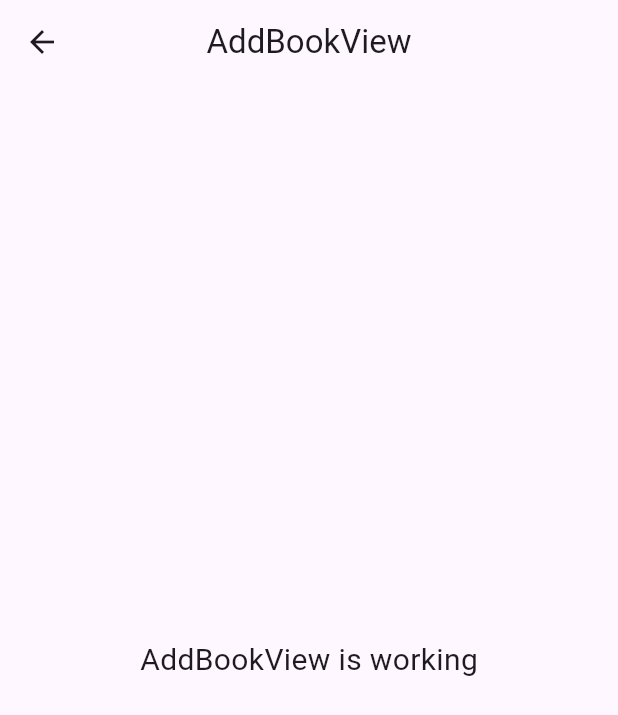
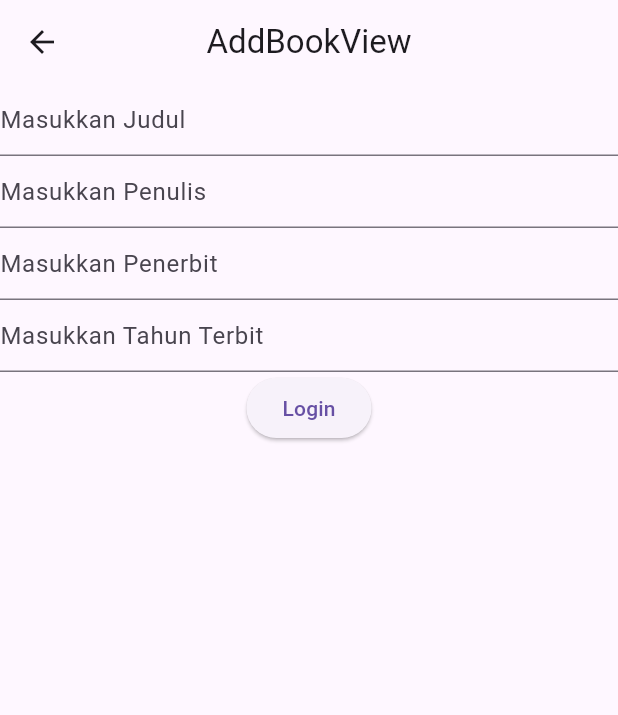
Before and after one commit to raden772/petugas_perpustakaan_kelas_b, a Flutter app: the BookView screen opened by its route, after a tap on the "add" icon, on a phone screen of 412 x 824 dp. Shown: the top 715 px of the screen. Run offline on Flutter 3.47's test engine with Material 3 defaults, Android fonts, the phone set to English and light mode, and no system bars; our stand-ins replace dio, get, get_storage, pretty_dio_logger; accounts and stored records are empty; network calls fail.

Commit message:
first commit

```diff
--- a/lib/app/modules/add_book/controllers/add_book_controller.dart
+++ b/lib/app/modules/add_book/controllers/add_book_controller.dart
@@ -1,9 +1,20 @@
+import 'package:dio/dio.dart';
+import 'package:flutter/cupertino.dart';
+import 'package:flutter/material.dart';
 import 'package:get/get.dart';
+import 'package:petugas_perpustakaan_kelas_b/app/modules/book/controllers/book_controller.dart';
+
+import '../../../data/constant/endpoint.dart';
+import '../../../data/provider/api_provider.dart';
 
 class AddBookController extends GetxController {
-  //TODO: Implement AddBookController
-
-  final count = 0.obs;
+  final loading = false.obs;
+  final GlobalKey<FormState> formKey = GlobalKey<FormState>();
+  final TextEditingController judulController = TextEditingController();
+  final TextEditingController penulisController = TextEditingController();
+  final TextEditingController penerbitController = TextEditingController();
+  final TextEditingController tahunTerbitController = TextEditingController();
+  final BookController bookController = Get.put(BookController());
   @override
   void onInit() {
     super.onInit();
@@ -18,6 +29,42 @@ class AddBookController extends GetxController {
   void onClose() {
     super.onClose();
   }
+  post() async {
+    loading(true);
+    try {
+      FocusScope.of(Get.context!).unfocus(); // nge close keyboard
+      formKey.currentState?.save();
+      if (formKey.currentState!.validate()) {
+        final response = await ApiProvider.instance().post(Endpoint.book,
+          data:
+          {
+            "judul": judulController.text.toString(),
+            "penulis": penulisController.text.toString(),
+            "penerbit": penerbitController.text.toString(),
+            "tahun_terbit": int.parse(tahunTerbitController.text.toString())
+          }
+        );
+        if (response.statusCode == 201) {
+          bookController.getData();
+          Get.back();
+        } else {
+          Get.snackbar("Sorry", "Login Gagal", backgroundColor: Colors.orange);
+        }
+      }
+      loading(false);
+    } on DioException catch (e) {
+      loading(false);
+      if (e.response != null) {
+        if (e.response?.data != null) {
+          Get.snackbar("Sorry", "${e.response?.data['message']}",
+              backgroundColor: Colors.orange);
+        }
+      } else {
+        Get.snackbar("Sorry", e.message ?? "", backgroundColor: Colors.red);
+      }
+    } catch (e) {
+      Get.snackbar("Error", e.toString(), backgroundColor: Colors.red);
+    }
+  }
 
-  void increment() => count.value++;
 }
--- a/lib/app/modules/add_book/views/add_book_view.dart
+++ b/lib/app/modules/add_book/views/add_book_view.dart
@@ -13,12 +13,59 @@ class AddBookView extends GetView<AddBookController> {
         title: const Text('AddBookView'),
         centerTitle: true,
       ),
-      body: const Center(
-        child: Text(
-          'AddBookView is working',
-          style: TextStyle(fontSize: 20),
+      body: Center(
+        child: Form(
+            key: controller.formKey,
+            child: Column(
+              children: [
+                TextFormField(
+                  controller: controller.judulController,
+                  decoration: InputDecoration(hintText: "Masukkan Judul"),
+                  validator: (value){
+                    if (value!.length < 5){
+                      return "Judul tidak boleh kosong";
+                    }
+                    return null;
+                  },
+                ),TextFormField(
+                  controller: controller.penulisController,
+                  decoration: InputDecoration(hintText: "Masukkan Penulis"),
+                  validator: (value){
+                    if (value!.length < 5){
+                      return "Penulis tidak boleh kosong";
+                    }
+                    return null;
+                  },
+                ),TextFormField(
+                  controller: controller.penerbitController,
+                  decoration: InputDecoration(hintText: "Masukkan Penerbit"),
+                  validator: (value){
+                    if (value!.length < 5){
+                      return "Penerbit tidak boleh kosong";
+                    }
+                    return null;
+                  },
+                ),TextFormField(
+                  controller: controller.tahunTerbitController,
+                  decoration: InputDecoration(hintText: "Masukkan Tahun Terbit"),
+                  validator: (value){
+                    if (value!.length < 5){
+                      return "Tahun Terbit tidak boleh kosong";
+                    }
+                    return null;
+                  },
+                ),
+                Obx(() => controller.loading.value?
+                CircularProgressIndicator():
+                ElevatedButton(onPressed: (){
+                  controller.post();
+                }, child: Text("Login"))
+                )
+              ],
+            )
+
         ),
-      ),
+      )
     );
   }
 }
--- a/lib/app/modules/book/controllers/book_controller.dart
+++ b/lib/app/modules/book/controllers/book_controller.dart
@@ -1,12 +1,16 @@
+import 'package:dio/dio.dart';
 import 'package:get/get.dart';
+import 'package:petugas_perpustakaan_kelas_b/app/data/model/response_book.dart';
 
-class BookController extends GetxController {
-  //TODO: Implement BookController
+import '../../../data/constant/endpoint.dart';
+import '../../../data/provider/api_provider.dart';
 
-  final count = 0.obs;
+class BookController extends GetxController with StateMixin<List<DataBook>>{
+
   @override
   void onInit() {
     super.onInit();
+    getData();
   }
 
   @override
@@ -19,5 +23,31 @@ class BookController extends GetxController {
     super.onClose();
   }
 
-  void increment() => count.value++;
+  Future<void> getData() async {
+    change(null, status: RxStatus.loading());
+    try {
+        final response = await ApiProvider.instance().get(Endpoint.book);
+        if (response.statusCode == 200) {
+          final ResponseBook responseBook = ResponseBook.fromJson(response.data);
+          if(responseBook.data!.isEmpty){
+            change(null, status: RxStatus.empty());
+          }else{
+            change(responseBook.data, status: RxStatus.success());
+          }
+        } else {
+           change(null, status: RxStatus.error("Gagal mengambil data"));
+        }
+
+    } on DioException catch (e) {
+      if (e.response != null) {
+        if (e.response?.data != null) {
+          change(null, status: RxStatus.error("${e.response?.data['message']}"));
+        }
+      } else {
+        change(null, status: RxStatus.error(e.message ?? ""));
+      }
+    } catch (e) {
+      change(null, status: RxStatus.error(e.toString()));
+    }
+  }
 }
--- a/lib/app/modules/book/views/book_view.dart
+++ b/lib/app/modules/book/views/book_view.dart
@@ -17,12 +17,18 @@ class BookView extends GetView<BookController> {
       floatingActionButton: FloatingActionButton(onPressed: ()=> Get.toNamed(Routes.ADD_BOOK),
       child: Icon(Icons.add),
       ),
-      body: const Center(
-        child: Text(
-          'BookView is working',
-          style: TextStyle(fontSize: 20),
-        ),
-      ),
+      body: controller.obx((state) => ListView.separated(
+        itemCount: state!.length,
+        itemBuilder: (context, index){
+          return ListTile(
+            title: Text("${state[index].judul}"),
+            subtitle: Text("Penulis ${state[index].penulis}"),
+          );
+        },
+        separatorBuilder: (context, index){
+          return Divider();
+        },
+      ))
     );
   }
 }
```
Also changed, not shown: lib/app/data/model/response_book.dart (+5 -5 lines), lib/app/data/model/response_login.dart (+5 -5 lines), lib/app/data/model/response_pinjam.dart (+5 -5 lines), lib/app/modules/peminjaman/controllers/peminjaman_controller.dart (+35 -4 lines), lib/app/modules/peminjaman/views/peminjaman_view.dart (+15 -5 lines).
